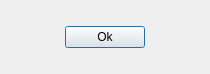
The window that AS_formsLast/usernamedialog.ui (SergejDev/AwesomeShips) describes before a commit, drawn with Qt 5.
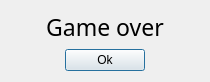
The same window after the commit.

Patch:
```diff
--- a/AS_formsLast/usernamedialog.ui
+++ b/AS_formsLast/usernamedialog.ui
@@ -17,6 +17,25 @@
    <string notr="true">Style.txt</string>
   </property>
   <layout class="QVBoxLayout" name="verticalLayout">
+   <item>
+    <widget class="QLabel" name="label">
+     <property name="font">
+      <font>
+       <family>Segoe Print</family>
+       <pointsize>17</pointsize>
+      </font>
+     </property>
+     <property name="text">
+      <string>Game over</string>
+     </property>
+     <property name="textFormat">
+      <enum>Qt::RichText</enum>
+     </property>
+     <property name="alignment">
+      <set>Qt::AlignCenter</set>
+     </property>
+    </widget>
+   </item>
    <item>
     <layout class="QHBoxLayout" name="horizontalLayout">
      <item>
```
